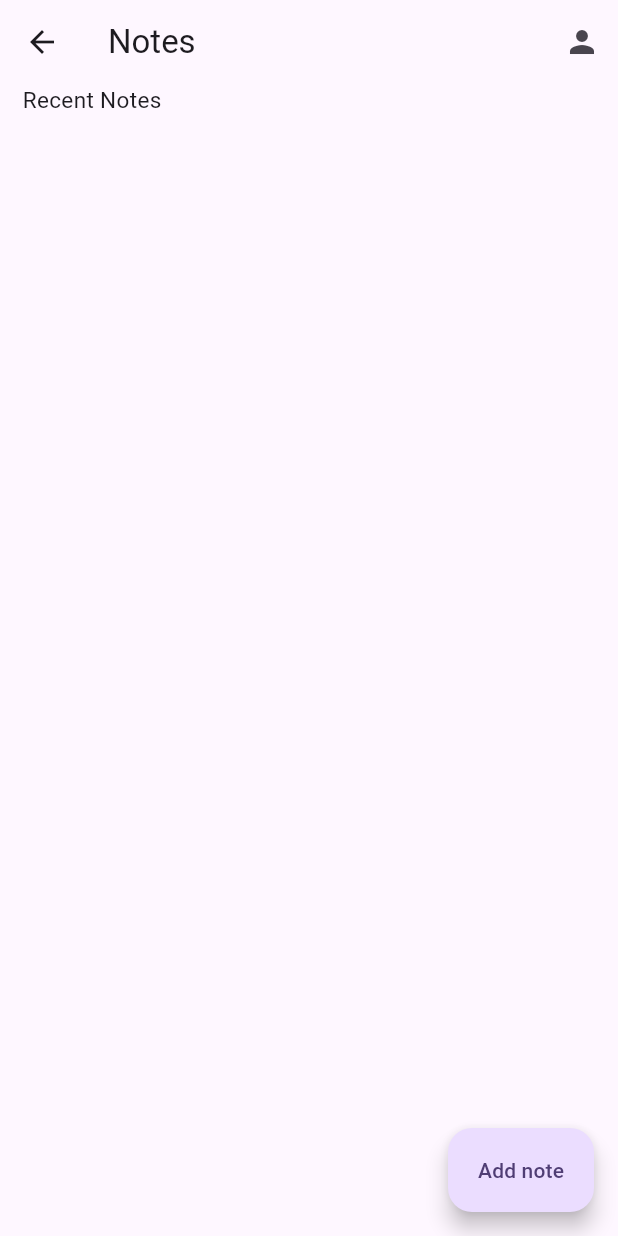
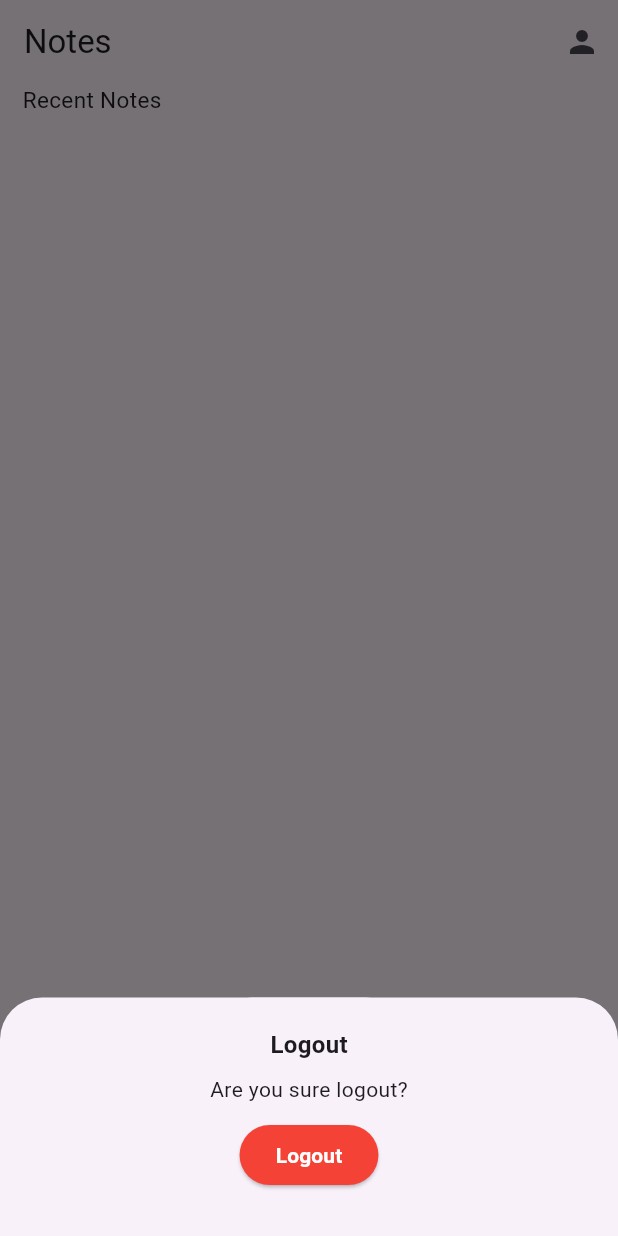
Before and after one commit to owl-madness/notes-app, a Flutter app: the HomeScreen screen opened directly, after a tap on the "person" icon, on a phone screen of 412 x 824 dp. Run offline on Flutter 3.47's test engine with Material 3 defaults, Android fonts, the light colour scheme and no system bars; our stand-ins replace cloud_firestore, firebase_auth, firebase_core, shared_preferences; accounts and stored records are empty.

Commit message:
first commit

```diff
--- a/lib/notes/screen/home_screen.dart
+++ b/lib/notes/screen/home_screen.dart
@@ -1,10 +1,12 @@
 import 'package:cloud_firestore/cloud_firestore.dart';
 import 'package:flutter/material.dart';
 import 'package:flutter/widgets.dart';
+import 'package:notes_app/authentication/screen/signin_screen.dart';
 import 'package:notes_app/notes/screen/note_edit_screen.dart';
 import 'package:notes_app/notes/screen/note_reader_screen.dart';
 import 'package:notes_app/utilities/appconfigs.dart';
 import 'package:notes_app/utilities/widget/note_widget.dart';
+import 'package:shared_preferences/shared_preferences.dart';
 
 class HomeScreen extends StatelessWidget {
   const HomeScreen({super.key});
@@ -13,12 +15,63 @@ class HomeScreen extends StatelessWidget {
   Widget build(BuildContext context) {
     return Scaffold(
       appBar: AppBar(
+        automaticallyImplyLeading: false,
         title: Text(
           'Notes',
           style: TextStyle(),
         ),
         actions: [
-          IconButton(onPressed: (){}, icon: Icon(Icons.person))
+          IconButton(
+              onPressed: () async {
+                showModalBottomSheet(
+                  context: context,
+                  builder: (context) {
+                    return BottomSheet(
+                      onClosing: () {},
+                      builder: (context) {
+                        return Padding(
+                          padding: const EdgeInsets.symmetric(vertical: 20.0),
+                          child: Column(
+                            mainAxisSize: MainAxisSize.min,
+                            children: [
+                              Text(
+                                'Logout',
+                                style: TextStyle(
+                                    fontSize: 16, fontWeight: FontWeight.bold),
+                              ),
+                              SizedBox(
+                                height: 8,
+                              ),
+                              Text('Are you sure logout?'),
+                              SizedBox(
+                                height: 10,
+                              ),
+                              ElevatedButton(
+                                  onPressed: () async {
+                                    final pref = await SharedPreferences.getInstance();
+                                    pref.setBool(AppConfig.loggedStateKey, false);
+                                    pref.setString(AppConfig.userIDPrefKey, '');
+                                    Navigator.pushReplacement(context, MaterialPageRoute(builder: (context) => SignInScreen()));
+                                  },
+                                  style: ButtonStyle(
+                                      backgroundColor:
+                                          MaterialStatePropertyAll(Colors.red)),
+                                  child: Text('Logout',
+                                      style: TextStyle(
+                                          color: Colors.white,
+                                          fontWeight: FontWeight.bold))),
+                              SizedBox(
+                                height: 10,
+                              ),
+                            ],
+                          ),
+                        );
+                      },
+                    );
+                  },
+                );
+              },
+              icon: Icon(Icons.person))
         ],
       ),
       floatingActionButton: FloatingActionButton.extended(
```
Also changed, not shown: 1 other file.
